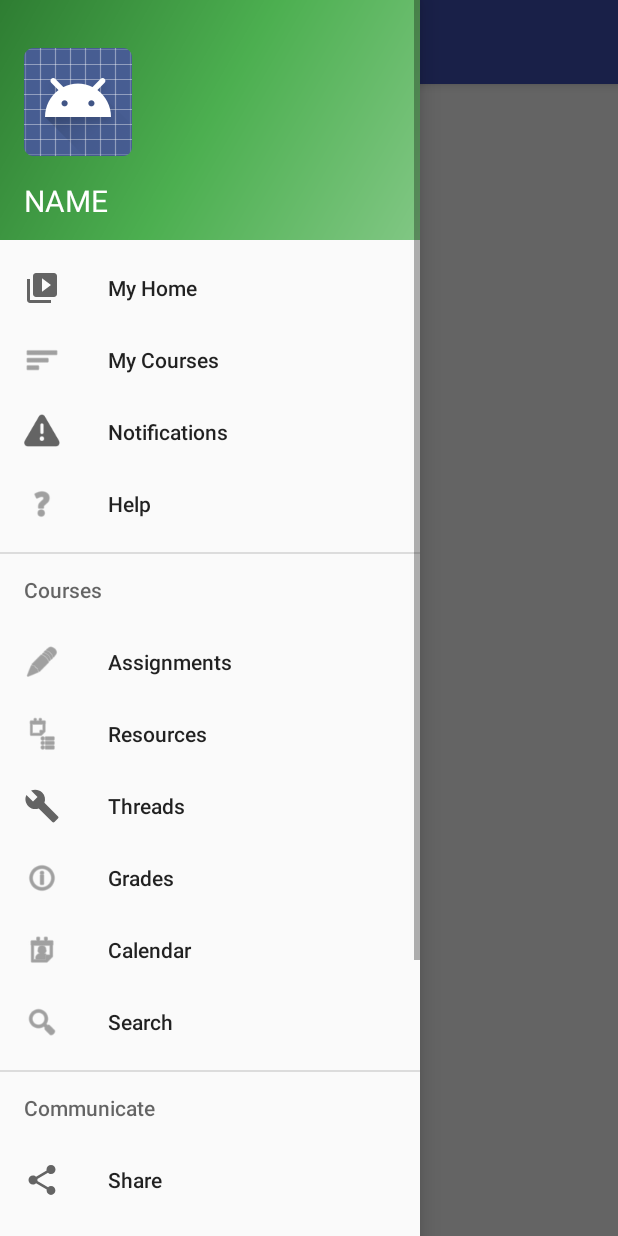
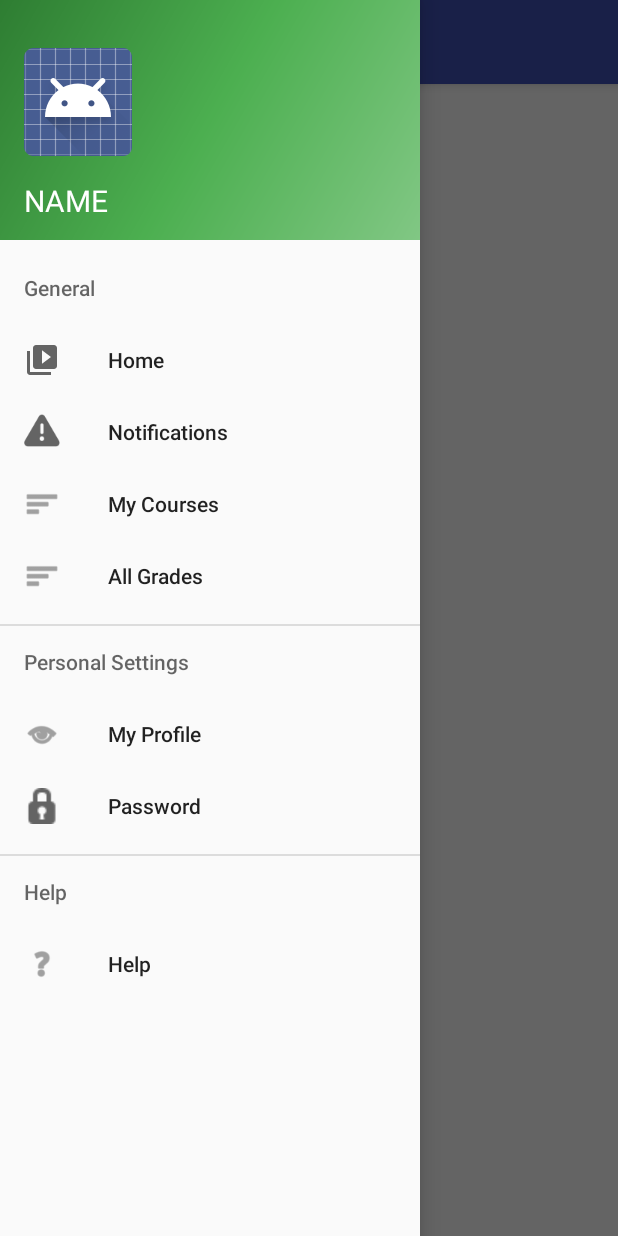
Before and after one commit to yash-15/COP290, an Android app: the Courses screen opened directly, with no data from a screen before it, with the side drawer open, on a phone screen of 412 x 824 dp. Run offline under Robolectric (Android 15) with nearby library versions, the phone set to English and light mode, and no system bars; network calls fail.

Commit message:
Menu Modified

```diff
--- a/A1-MoodlePlus/app/src/main/java/spycoders/moodleplus/Courses.java
+++ b/A1-MoodlePlus/app/src/main/java/spycoders/moodleplus/Courses.java
@@ -51,7 +51,7 @@ public class Courses extends AppCompatActivity
     public boolean onNavigationItemSelected(MenuItem item) {
         // Handle navigation view item clicks here.
         int id = item.getItemId();
-
+/*
         if (id == R.id.assignment) {
 
         } else if (id == R.id.my_home) {
@@ -84,7 +84,7 @@ public class Courses extends AppCompatActivity
         } else if (id == R.id.nav_send) {
 
         }
-
+*/
         DrawerLayout drawer = (DrawerLayout) findViewById(R.id.drawer_layout);
         drawer.closeDrawer(GravityCompat.START);
         return true;
--- a/A1-MoodlePlus/app/src/main/java/spycoders/moodleplus/MainActivity.java
+++ b/A1-MoodlePlus/app/src/main/java/spycoders/moodleplus/MainActivity.java
@@ -66,7 +66,7 @@ public class MainActivity extends AppCompatActivity {
 
 private View.OnClickListener onBut_Login = new View.OnClickListener(){
         public void onClick(View v){
-            url="http://10.192.47.227:8000/default/login.json?userid="
+            url="http://192.168.254.1:8000/default/login.json?userid="
                     + txt_UserName.getText().toString()
                     + "&password="+txt_Pswd.getText().toString();
             // Request a string response from the provided URL.
--- a/A1-MoodlePlus/app/src/main/res/menu/menu_swipe.xml
+++ b/A1-MoodlePlus/app/src/main/res/menu/menu_swipe.xml
@@ -1,24 +1,29 @@
 <?xml version="1.0" encoding="utf-8"?>
 <menu xmlns:android="http://schemas.android.com/apk/res/android">
 
-    <group android:checkableBehavior="single">
+    <item android:title="@string/general">
+        <menu>
         <item
-            android:id="@+id/my_home"
+            android:id="@+id/home"
             android:icon="@drawable/ic_menu_slideshow"
-            android:title="My Home" />
+            android:title="@string/home" />
+        <item
+            android:id="@+id/notifications"
+            android:icon="@drawable/ic_dialog_alert"
+            android:title="@string/notifications" />
         <item
             android:id="@+id/my_courses"
             android:icon="@drawable/ic_menu_sort_by_size"
-            android:title="My Courses" />
+            android:title="@string/myCourses" />
         <item
-            android:id="@+id/notifications"
-            android:icon="@drawable/ic_dialog_alert"
-            android:title="Notifications" />
-        <item
-            android:id="@+id/help"
-            android:icon="@drawable/ic_menu_help"
-            android:title="Help" />
-    </group>
+            android:id="@+id/all_grades"
+            android:icon="@drawable/ic_menu_sort_by_size"
+            android:title="@string/allGrades" />
+
+        </menu>
+
+    </item>
+    <!--
     <item android:title="Courses">
         <menu>
             <item
@@ -52,6 +57,7 @@
 
 
 
+
     <item android:title="Communicate">
         <menu>
             <item
@@ -64,16 +70,31 @@
                 android:title="Send" />
         </menu>
     </item>
-    <item android:title="Personal Settings">
+    -->
+    <item android:title="@string/pSettings">
         <menu>
             <item
-                android:id="@+id/profile"
+                android:id="@+id/my_profile"
                 android:icon="@drawable/ic_menu_view"
-                android:title="Profile" />
+                android:title="@string/myProfile" />
             <item
                 android:id="@+id/password"
                 android:icon="@drawable/ic_secure"
-                android:title="Password" />
+                android:title="@string/Password" />
+            <!--
+            <item
+                android:id="@id/logout"
+                android:icon="@drawable/ic_menu_manage"
+                android:title="@string/logout"/>-->
+        </menu>
+    </item>
+
+    <item android:title="@string/help">
+        <menu>
+            <item
+                android:id="@+id/help"
+                android:icon="@drawable/ic_menu_help"
+                android:title="@string/help" />
         </menu>
     </item>
 
--- a/A1-MoodlePlus/app/src/main/res/values/strings.xml
+++ b/A1-MoodlePlus/app/src/main/res/values/strings.xml
@@ -36,5 +36,17 @@
     <string name="title_activity_grades">Grades</string>
     <string name="title_activity_threads">Threads</string>
 
+    <!-- Strings related to menu -->
+    <string name ="general">General</string>
+    <string name="home">Home</string>
+    <string name="notifications">Notifications</string>
+    <string name="myCourses">My Courses</string>
+    <string name="allGrades">All Grades</string>
+    <string name="pSettings">Personal Settings</string>
+    <string name="myProfile">My Profile</string>
+    <string name="Password">Password</string>
+    <string name="logout">Logout</string>
+    <string name="help">Help</string>
+
 
 </resources>
```
Also changed, not shown: A1-MoodlePlus/app/src/main/res/layout/nav_header_courses.xml (indentation only), 2 other files.
